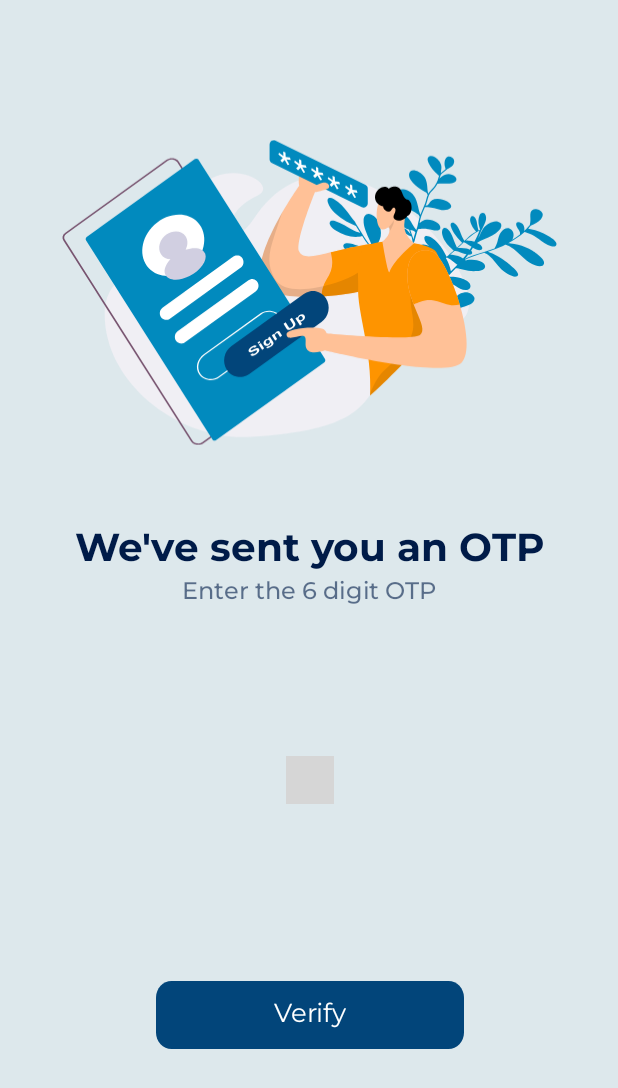
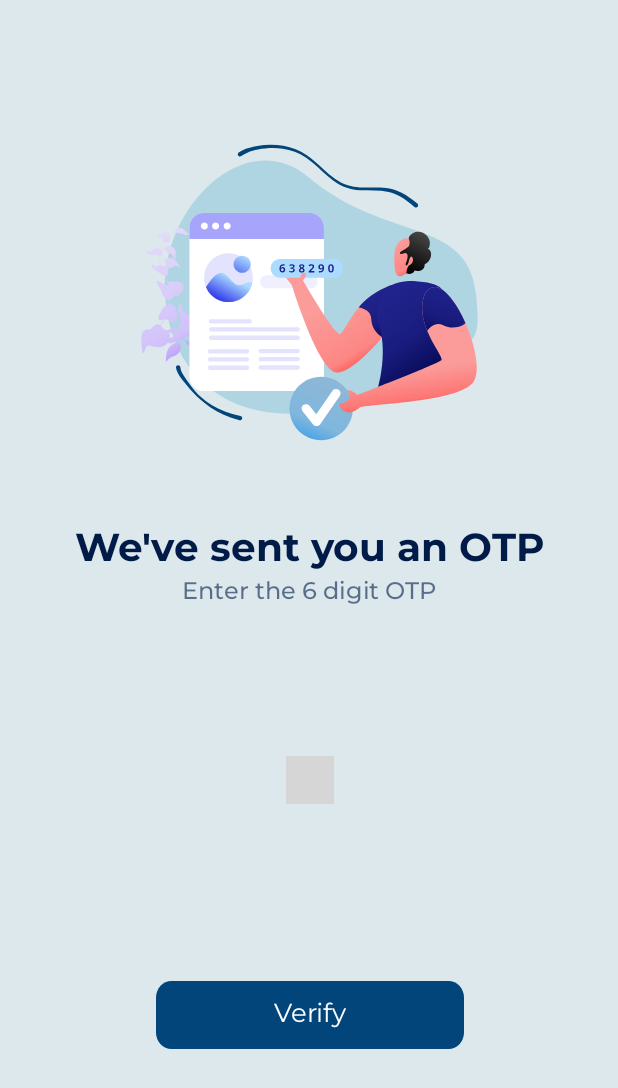
Before and after one commit to GeekLord04/PresKeep, an Android app: the OtpFragment screen opened through its navigation route, on a phone screen of 412 x 824 dp. Shown: the top 1088 px of the screen. Run offline under Robolectric (Android 15) with nearby library versions, the phone set to English and light mode, and no system bars; our stand-ins replace Dagger/Hilt's generated code; libraries missing offline, so code that uses them is left out: io.appwrite; plain views replace OtpView; 3 statements that could not run were skipped; grey boxes are pictures that could not be loaded.

Commit message:
Added few features

```diff
--- a/app/build.gradle.kts
+++ b/app/build.gradle.kts
@@ -30,6 +30,8 @@ android {
         buildConfigField("String", "PREFS_TOKEN_FILE", properties.getProperty("PREFS_TOKEN_FILE"))
         buildConfigField("String", "DATABASE_ID", properties.getProperty("DATABASE_ID"))
         buildConfigField("String", "COLLECTION_ID", properties.getProperty("COLLECTION_ID"))
+        buildConfigField("String", "PRESCRIPTION_STORAGE_ID", properties.getProperty("PRESCRIPTION_STORAGE_ID"))
+        buildConfigField("String", "REPORT_STORAGE_ID", properties.getProperty("REPORT_STORAGE_ID"))
     }
 
     buildTypes {
@@ -105,5 +107,8 @@ dependencies {
     //Coil
     implementation("io.coil-kt:coil:2.7.0")
 
+    //Expandable FAB
+    implementation("com.nambimobile.widgets:expandable-fab:1.2.1")
+
 
 }
--- a/app/src/main/java/com/geekster/preskeep/Repository/AuthRepository/AuthRepositoryImpl.kt
+++ b/app/src/main/java/com/geekster/preskeep/Repository/AuthRepository/AuthRepositoryImpl.kt
@@ -79,6 +79,7 @@ class AuthRepositoryImpl @Inject constructor(private val account: Account, priva
                 documentId = ID.unique(),
                 data = mapOf("Name" to userRequest.name, "Gender" to userRequest.gender, "Phone" to userRequest.phoneNo),
             )
+
             Log.d(TAG, "database response: $response")
 //                tokenManager.saveToken("DATABASE_TOKEN",response.id)
             _userDatabaseResponseLiveData.postValue(NetworkResource.Success(response))
--- a/app/src/main/java/com/geekster/preskeep/utils/Constants.kt
+++ b/app/src/main/java/com/geekster/preskeep/utils/Constants.kt
@@ -12,4 +12,6 @@ object Constants {
     const val PREFS_TOKEN_FILE = BuildConfig.PREFS_TOKEN_FILE
     const val DATABASE_ID = BuildConfig.DATABASE_ID
     const val COLLECTION_ID = BuildConfig.COLLECTION_ID
+    const val PRESCRIPTION_STORAGE_ID = BuildConfig.PRESCRIPTION_STORAGE_ID
+    const val REPORT_STORAGE_ID = BuildConfig.REPORT_STORAGE_ID
 }
--- a/app/src/main/res/layout/fragment_otp.xml
+++ b/app/src/main/res/layout/fragment_otp.xml
@@ -12,7 +12,7 @@
         android:layout_width="331dp"
         android:layout_height="286dp"
         android:layout_marginTop="52dp"
-        android:src="@drawable/signup_svg"
+        android:src="@drawable/otp_security"
         app:layout_constraintEnd_toEndOf="parent"
         app:layout_constraintStart_toStartOf="parent"
         app:layout_constraintTop_toTopOf="parent" />
--- a/app/src/main/res/layout/fragment_user.xml
+++ b/app/src/main/res/layout/fragment_user.xml
@@ -68,7 +68,7 @@
             android:gravity="center"
             android:textColor="@color/dark_blue"
             android:textSize="18sp"
-            app:drawableStartCompat="@drawable/phone_icon" />
+            app:drawableStartCompat="@drawable/phone_svg" />
     </RelativeLayout>
 
     <com.google.android.material.card.MaterialCardView
```
Also changed, not shown: app/src/main/res/layout/fragment_prescription.xml (+2 -5 lines).
